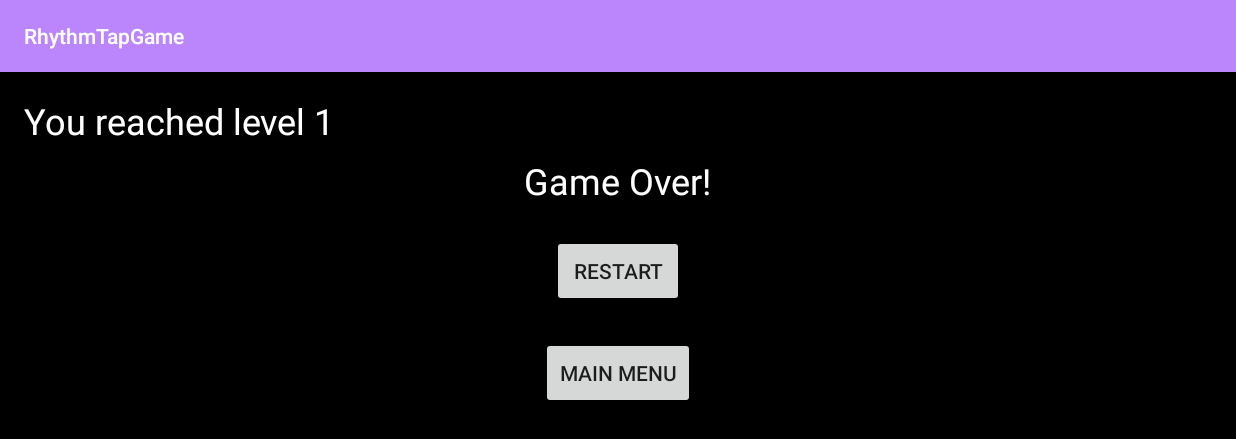
After one commit to AmedEspinosa/RhythmTap, an Android app built with Jetpack Compose: the GameOverActivity screen opened directly, with no data from a screen before it, on a phone screen of 824 x 412 dp (held sideways). The commit adds this screen. Shown: the top 439 px of the screen. Run offline under Robolectric (Android 15) with nearby library versions, the phone set to English and light mode, and no system bars; 2 statements that could not run were skipped.

Commit message:
Added Game Over and basic Level functionality

```diff
--- /dev/null
+++ b/app/src/main/java/com/example/rhythmtapgame/GameOverActivity.java
@@ -0,0 +1,39 @@
+package com.example.rhythmtapgame;
+
+import android.content.Intent;
+import android.os.Bundle;
+import android.widget.Button;
+import android.widget.TextView;
+
+import androidx.appcompat.app.AppCompatActivity;
+
+public class GameOverActivity extends AppCompatActivity {
+
+    @Override
+    protected void onCreate(Bundle savedInstanceState) {
+        super.onCreate(savedInstanceState);
+        setContentView(R.layout.activity_game_over);
+
+        TextView levelTextView = findViewById(R.id.levelTextView);
+
+        // Get the level from the Intent
+        int level = getIntent().getIntExtra("LEVEL", 1);
+        String levelText = "You reached level " + level;
+        levelTextView.setText(levelText);
+
+        Button restartButton = findViewById(R.id.restartButton);
+        Button mainMenuButton = findViewById(R.id.mainMenuButton);
+
+        restartButton.setOnClickListener(v -> {
+            Intent intent = new Intent(GameOverActivity.this, GameActivity.class);
+            startActivity(intent);
+            finish();
+        });
+
+        mainMenuButton.setOnClickListener(v -> {
+            Intent intent = new Intent(GameOverActivity.this, GameActivity.class);
+            startActivity(intent);
+            finish();
+        });
+    }
+}
--- /dev/null
+++ b/app/src/main/res/layout/activity_game_over.xml
@@ -0,0 +1,43 @@
+<?xml version="1.0" encoding="utf-8"?>
+<RelativeLayout xmlns:android="http://schemas.android.com/apk/res/android"
+    android:layout_width="match_parent"
+    android:layout_height="match_parent"
+    android:background="@android:color/black"
+    android:padding="16dp">
+
+    <TextView
+        android:id="@+id/gameOverText"
+        android:layout_width="wrap_content"
+        android:layout_height="wrap_content"
+        android:text="@string/game_over"
+        android:textSize="24sp"
+        android:textColor="@android:color/white"
+        android:layout_centerHorizontal="true"
+        android:layout_marginTop="40dp" />
+
+    <TextView
+        android:id="@+id/levelTextView"
+        android:layout_width="wrap_content"
+        android:layout_height="wrap_content"
+        android:textSize="24sp"
+        android:textColor="@android:color/white" />
+
+    <Button
+        android:id="@+id/restartButton"
+        android:layout_width="wrap_content"
+        android:layout_height="wrap_content"
+        android:text="@string/restart"
+        android:layout_below="@id/gameOverText"
+        android:layout_centerHorizontal="true"
+        android:layout_marginTop="20dp" />
+
+    <Button
+        android:id="@+id/mainMenuButton"
+        android:layout_width="wrap_content"
+        android:layout_height="wrap_content"
+        android:text="@string/main_menu"
+        android:layout_below="@id/restartButton"
+        android:layout_centerHorizontal="true"
+        android:layout_marginTop="20dp" />
+
+</RelativeLayout>
--- a/app/src/main/res/values/strings.xml
+++ b/app/src/main/res/values/strings.xml
@@ -1,4 +1,7 @@
 <resources>
     <string name="app_name">RhythmTapGame</string>
     <string name="_01_00">01:00</string>
+    <string name="restart">Restart</string>
+    <string name="main_menu">Main Menu</string>
+    <string name="game_over">Game Over!</string>
 </resources>
```
Also changed, not shown: app/src/main/AndroidManifest.xml (+9 -0 lines), app/src/main/java/com/example/rhythmtapgame/GameActivity.java (+147 -116 lines).
